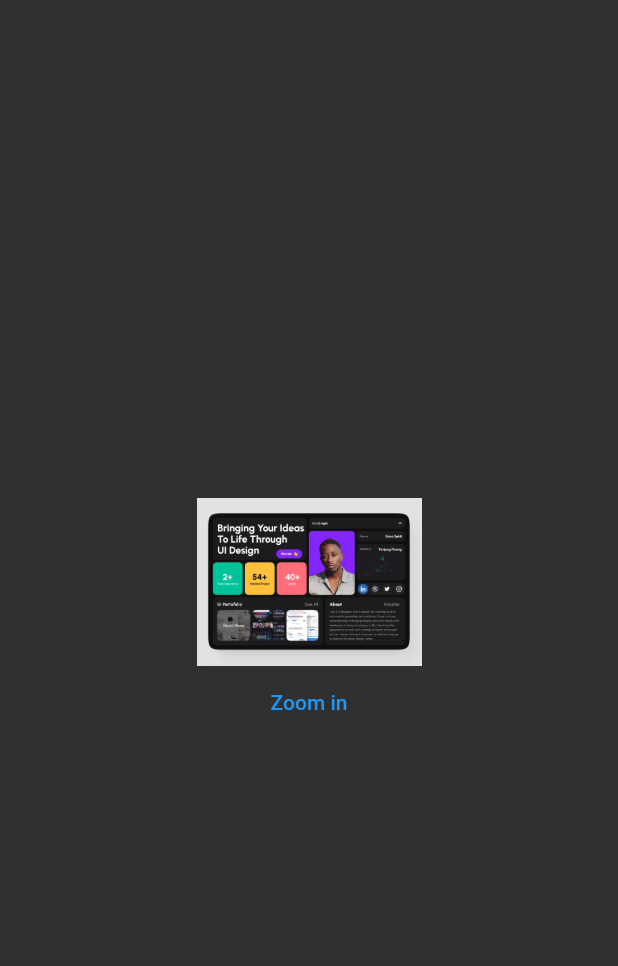
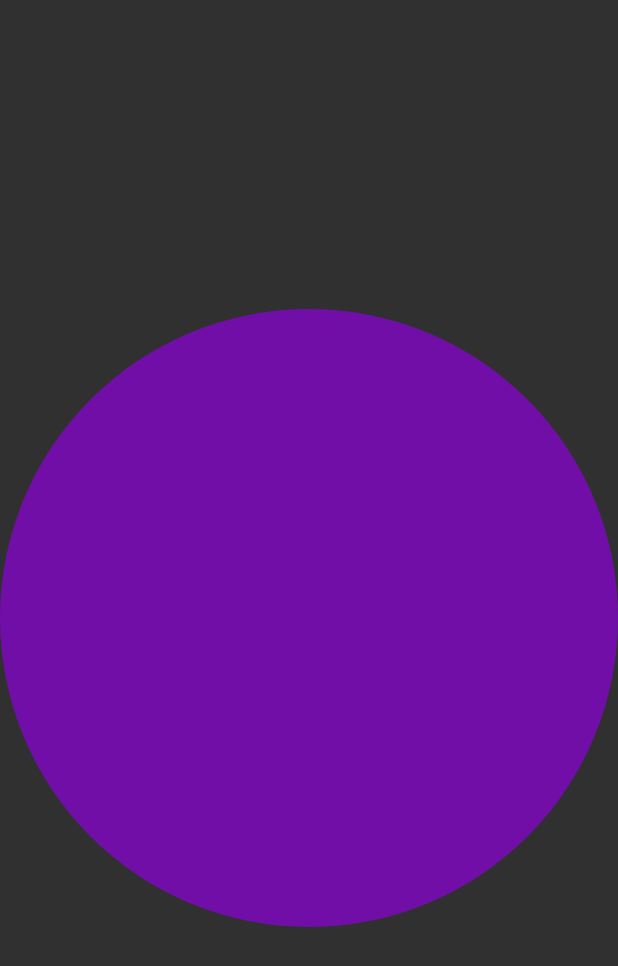
Before and after one commit to LordOlumide/animations_tutorial, a Flutter app: the screen it shows after launch, on a phone screen of 412 x 824 dp. Shown: the top 966 px of the screen. Run offline on Flutter 3.47's test engine with Material 2 defaults, Android fonts, the phone set to English and light mode, and no system bars.

```diff
--- /dev/null
+++ b/lib/app/screens/ex6_tween_anim_builder_and_clips.dart
@@ -0,0 +1,73 @@
+import 'dart:math' as math;
+
+import 'package:flutter/material.dart';
+
+getRandomColor() => Color(
+      0xFF000000 + math.Random().nextInt(0x00FFFFFF),
+    );
+
+class Example6 extends StatefulWidget {
+  const Example6({Key? key}) : super(key: key);
+
+  @override
+  State<Example6> createState() => _Example6State();
+}
+
+class _Example6State extends State<Example6> {
+  Color _color = getRandomColor();
+
+  @override
+  Widget build(BuildContext context) {
+    return Scaffold(
+      body: Center(
+        child: ClipPath(
+          clipper: const CircleClipper(),
+          child: TweenAnimationBuilder(
+            tween: ColorTween(
+              begin: getRandomColor(),
+              end: _color,
+            ),
+            onEnd: () {
+              setState(() {
+                _color = getRandomColor();
+              });
+            },
+            duration: const Duration(seconds: 1),
+            builder: (context, Color? color, child) {
+              return ColorFiltered(
+                colorFilter: ColorFilter.mode(color!, BlendMode.srcATop),
+                child: child!,
+              );
+            },
+            child: Container(
+              width: MediaQuery.of(context).size.width,
+              height: MediaQuery.of(context).size.width,
+              color: Colors.red,
+            ),
+          ),
+        ),
+      ),
+    );
+  }
+}
+
+class CircleClipper extends CustomClipper<Path> {
+  const CircleClipper();
+
+  @override
+  Path getClip(Size size) {
+    final Path path = Path();
+
+    final Rect rect = Rect.fromCircle(
+      center: Offset(size.width / 2, size.height / 2),
+      radius: size.width / 2,
+    );
+
+    path.addOval(rect);
+
+    return path;
+  }
+
+  @override
+  bool shouldReclip(covariant CustomClipper<Path> oldClipper) => false;
+}
--- a/lib/main.dart
+++ b/lib/main.dart
@@ -1,4 +1,4 @@
-import 'package:animations_tutorial/app/screens/ex5_implicit_anims.dart';
+import 'package:animations_tutorial/app/screens/ex6_tween_anim_builder_and_clips.dart';
 import 'package:flutter/material.dart';
 
 void main() {
@@ -13,7 +13,7 @@ class MyApp extends StatelessWidget {
     return MaterialApp(
       theme: ThemeData(brightness: Brightness.dark),
       title: 'Animations tutorial',
-      home: const Example5(),
+      home: const Example6(),
     );
   }
 }
```
